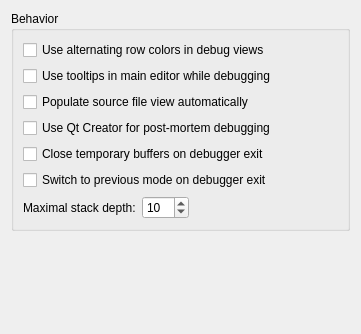
The window that src/plugins/debugger/commonoptionspage.ui (qt-creator/qt-creator) describes before a commit, drawn with Qt 5.
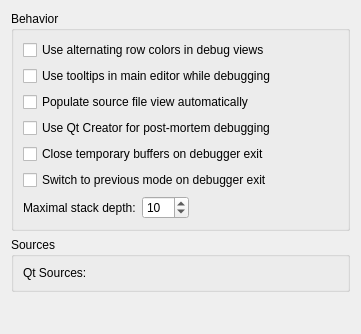
The same window after the commit. Custom widgets are drawn as their Qt base class.

Commit message: debugger: make qt source path configurable

```diff
--- a/src/plugins/debugger/commonoptionspage.ui
+++ b/src/plugins/debugger/commonoptionspage.ui
@@ -129,6 +129,32 @@
      </layout>
     </widget>
    </item>
+   <item>
+    <widget class="QGroupBox" name="sourcesBox">
+     <property name="title">
+      <string>Sources</string>
+     </property>
+     <layout class="QGridLayout" name="sourcesGridLayout">
+      <item row="7" column="0">
+       <widget class="QLabel" name="labelMaximalStackDepth">
+        <property name="sizePolicy">
+         <sizepolicy hsizetype="Maximum" vsizetype="Preferred">
+          <horstretch>0</horstretch>
+          <verstretch>0</verstretch>
+         </sizepolicy>
+        </property>
+        <property name="text">
+         <string>Qt Sources:</string>
+        </property>
+       </widget>
+      </item>
+      <item row="7" column="1">
+         <widget class="Utils::PathChooser" name="qtSourcesChooser" native="true">
+         </widget>
+      </item>
+     </layout>
+    </widget>
+   </item>
    <item>
     <spacer name="verticalSpacer">
      <property name="orientation">
@@ -147,6 +173,13 @@
    </item>
   </layout>
  </widget>
+ <customwidgets>
+  <customwidget>
+   <class>Utils::PathChooser</class>
+   <extends>QWidget</extends>
+   <header location="global">utils/pathchooser.h</header>
+  </customwidget>
+ </customwidgets>
  <resources/>
  <connections/>
 </ui>
```
The commit also changes 7 other files.
